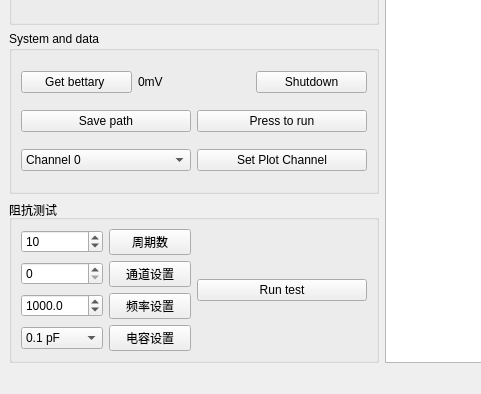
Before: the Qt Designer form mainwindow.ui in lwmdojz/SUSNeuron, drawn with Qt 5; both pictures show x 0 to 481 and y 504 to 898 of the 763 by 898 pixel window.
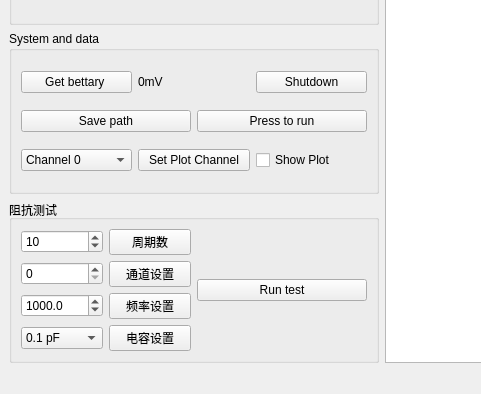
After: the same form once the commit is applied. Custom widgets are drawn as their Qt base class.

```diff
--- a/mainwindow.ui
+++ b/mainwindow.ui
@@ -327,6 +327,13 @@
              </property>
             </widget>
            </item>
+           <item>
+            <widget class="QCheckBox" name="checkBox_ShowPlot">
+             <property name="text">
+              <string>Show Plot</string>
+             </property>
+            </widget>
+           </item>
           </layout>
          </item>
         </layout>
```
